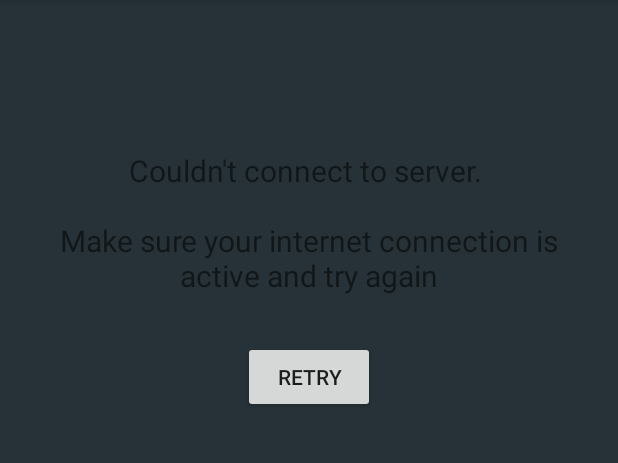
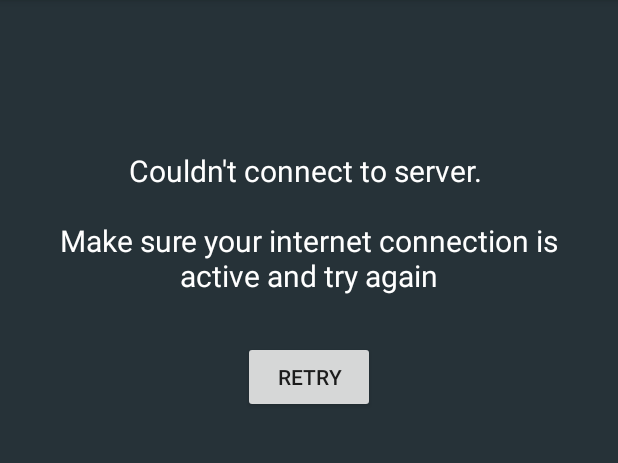
Before and after one commit to onVal/Popular-Movies, an Android app: the fragment NoInternetFragment placed in its activity, on a phone screen of 412 x 824 dp, the part 84-547 px from its top. Run offline under Robolectric (Android 15) with nearby library versions, the phone set to English and light mode, and no system bars; our stand-ins replace ButterKnife, Picasso, Volley; libraries missing offline, so code that uses them is left out: com.facebook.stetho; network calls fail; pictures from the network do not load; 2 statements that could not run were skipped.

Commit message:
Fix small internet connection bug

```diff
--- a/app/src/main/java/com/onval/popular_movies/NoInternetFragment.java
+++ b/app/src/main/java/com/onval/popular_movies/NoInternetFragment.java
@@ -1,7 +1,6 @@
 package com.onval.popular_movies;
 
 import android.app.Activity;
-import android.content.Context;
 import android.os.Bundle;
 import android.support.annotation.Nullable;
 import android.support.v4.app.Fragment;
@@ -18,7 +17,6 @@ import com.onval.popular_movies.Utilities.Utilities;
  */
 
 public class NoInternetFragment extends Fragment implements View.OnClickListener {
-    private final Context context = getContext();
 
     @Nullable
     @Override
@@ -33,13 +31,13 @@ public class NoInternetFragment extends Fragment implements View.OnClickListener
     public void onClick(View view) {
         /* When the retry button is clicked, check again for internet connection.
          * If there is one, replace this fragment with the MovieFragment */
-        if (Utilities.isOnline(context)) {
+        if (Utilities.isOnline(getActivity().getApplicationContext())) {
             getFragmentManager().beginTransaction()
                     .replace(R.id.main_container, new MovieFragment())
                     .commit();
         }
         else {
-            Toast.makeText(context, "Still no connection", Toast.LENGTH_SHORT).show();
+            Toast.makeText(getContext(), "Still no connection", Toast.LENGTH_SHORT).show();
         }
     }
 
--- a/app/src/main/res/layout/fragment_no_internet.xml
+++ b/app/src/main/res/layout/fragment_no_internet.xml
@@ -11,6 +11,7 @@
         android:layout_height="wrap_content"
         android:text="@string/no_internet_msg"
         android:textSize="20dp"
+        android:textColor="@android:color/white"
         android:layout_gravity="center"
         android:gravity="center"
         android:layout_marginTop="100dp"
```
